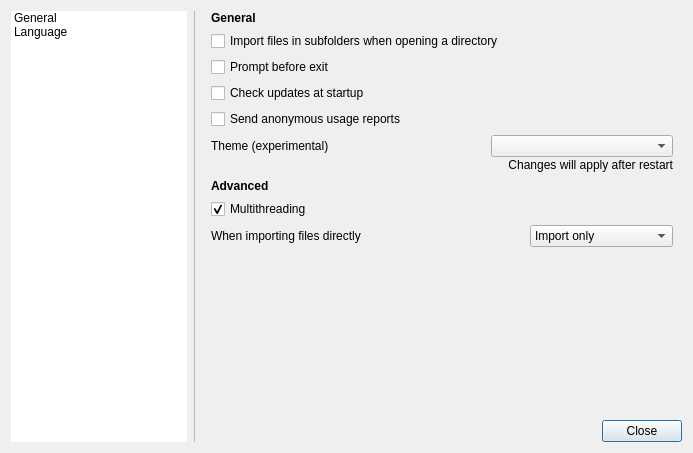
First picture: the form in views/PreferencesDialog.ui, repository Lymphatus/caesium-image-compressor, before the edit.
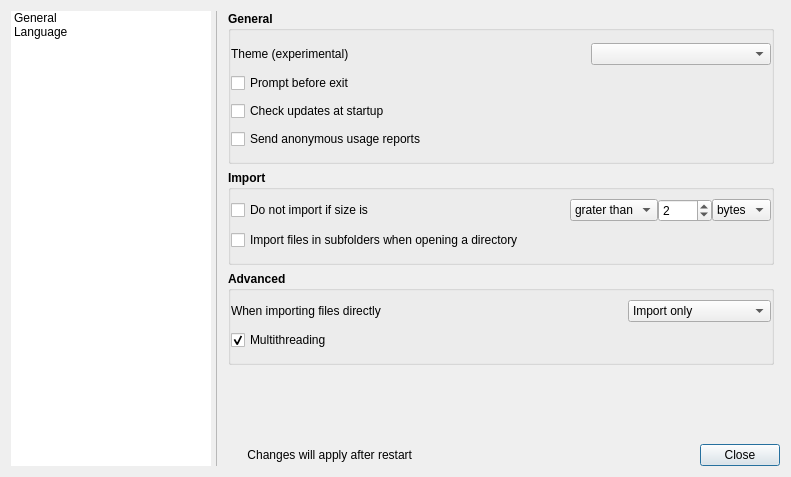
Second picture: the form after the edit. Icons and pictures are not drawn.

Commit message: Moved warning in preferences

```diff
--- a/views/PreferencesDialog.ui
+++ b/views/PreferencesDialog.ui
@@ -9,8 +9,8 @@
    <rect>
     <x>0</x>
     <y>0</y>
-    <width>693</width>
-    <height>453</height>
+    <width>791</width>
+    <height>477</height>
    </rect>
   </property>
   <property name="focusPolicy">
@@ -28,7 +28,46 @@
   <layout class="QGridLayout" name="gridLayout">
    <item row="0" column="0" colspan="2">
     <layout class="QGridLayout" name="main_GridLayout">
+     <property name="horizontalSpacing">
+      <number>4</number>
+     </property>
      <item row="2" column="3">
+      <widget class="QLabel" name="changesAfterRestartTheme_LabelIcon">
+       <property name="sizePolicy">
+        <sizepolicy hsizetype="Fixed" vsizetype="Fixed">
+         <horstretch>0</horstretch>
+         <verstretch>0</verstretch>
+        </sizepolicy>
+       </property>
+       <property name="minimumSize">
+        <size>
+         <width>16</width>
+         <height>16</height>
+        </size>
+       </property>
+       <property name="maximumSize">
+        <size>
+         <width>16</width>
+         <height>16</height>
+        </size>
+       </property>
+       <property name="font">
+        <font>
+         <bold>false</bold>
+        </font>
+       </property>
+       <property name="text">
+        <string/>
+       </property>
+       <property name="pixmap">
+        <pixmap resource="../resources/resources.qrc">:/icons/compression_statuses/warning.svg</pixmap>
+       </property>
+       <property name="scaledContents">
+        <bool>true</bool>
+       </property>
+      </widget>
+     </item>
+     <item row="2" column="6">
       <widget class="QPushButton" name="close_Button">
        <property name="focusPolicy">
         <enum>Qt::StrongFocus</enum>
@@ -40,12 +79,24 @@
      </item>
      <item row="1" column="0" rowspan="2">
       <widget class="QListWidget" name="menu_ListWidget">
+       <property name="sizePolicy">
+        <sizepolicy hsizetype="Preferred" vsizetype="Expanding">
+         <horstretch>0</horstretch>
+         <verstretch>0</verstretch>
+        </sizepolicy>
+       </property>
        <property name="minimumSize">
         <size>
          <width>150</width>
          <height>0</height>
         </size>
        </property>
+       <property name="maximumSize">
+        <size>
+         <width>200</width>
+         <height>16777215</height>
+        </size>
+       </property>
        <property name="focusPolicy">
         <enum>Qt::TabFocus</enum>
        </property>
@@ -90,177 +141,149 @@
        </item>
       </widget>
      </item>
-     <item row="2" column="2">
-      <spacer name="horizontalSpacer">
-       <property name="orientation">
-        <enum>Qt::Horizontal</enum>
-       </property>
-       <property name="sizeHint" stdset="0">
-        <size>
-         <width>40</width>
-         <height>20</height>
-        </size>
-       </property>
-      </spacer>
-     </item>
-     <item row="1" column="1" rowspan="2">
-      <widget class="Line" name="line">
-       <property name="frameShadow">
-        <enum>QFrame::Sunken</enum>
-       </property>
-       <property name="lineWidth">
-        <number>0</number>
-       </property>
-       <property name="midLineWidth">
-        <number>1</number>
-       </property>
-       <property name="orientation">
-        <enum>Qt::Vertical</enum>
-       </property>
-      </widget>
-     </item>
-     <item row="1" column="2" colspan="2">
+     <item row="1" column="2" colspan="5">
       <widget class="QStackedWidget" name="content_StackedWidget">
        <property name="currentIndex">
         <number>0</number>
        </property>
        <widget class="QWidget" name="general_Page">
+        <property name="sizePolicy">
+         <sizepolicy hsizetype="Expanding" vsizetype="Preferred">
+          <horstretch>0</horstretch>
+          <verstretch>0</verstretch>
+         </sizepolicy>
+        </property>
         <layout class="QGridLayout" name="gridLayout_3">
+         <property name="leftMargin">
+          <number>6</number>
+         </property>
          <property name="topMargin">
           <number>0</number>
          </property>
-         <item row="9" column="1" colspan="2">
-          <widget class="QCheckBox" name="multithreading_CheckBox">
-           <property name="text">
-            <string>Multithreading</string>
-           </property>
-           <property name="checked">
-            <bool>true</bool>
-           </property>
-          </widget>
-         </item>
-         <item row="8" column="1" colspan="2">
-          <widget class="QLabel" name="advancedPageTitle_Label">
+         <property name="rightMargin">
+          <number>6</number>
+         </property>
+         <property name="spacing">
+          <number>-1</number>
+         </property>
+         <item row="2" column="1" colspan="2">
+          <widget class="QGroupBox" name="general_GroupBox">
            <property name="font">
             <font>
              <bold>true</bold>
             </font>
            </property>
-           <property name="text">
-            <string>Advanced</string>
+           <property name="title">
+            <string>General</string>
            </property>
-          </widget>
-         </item>
-         <item row="6" column="2">
-          <widget class="QLabel" name="showUsageData_Label">
-           <property name="font">
-            <font>
-             <underline>true</underline>
-            </font>
+           <property name="flat">
+            <bool>true</bool>
            </property>
-           <property name="cursor">
-            <cursorShape>PointingHandCursor</cursorShape>
-           </property>
-           <property name="textFormat">
-            <enum>Qt::RichText</enum>
-           </property>
-           <property name="alignment">
-            <set>Qt::AlignRight|Qt::AlignTrailing|Qt::AlignVCenter</set>
-           </property>
-           <property name="openExternalLinks">
-            <bool>false</bool>
-           </property>
-          </widget>
-         </item>
-         <item row="3" column="1" colspan="2">
-          <widget class="QCheckBox" name="importSubfolders_CheckBox">
-           <property name="text">
-            <string>Import files in subfolders when opening a directory</string>
-           </property>
+           <layout class="QGridLayout" name="gridLayout_6">
+            <property name="leftMargin">
+             <number>0</number>
+            </property>
+            <property name="topMargin">
+             <number>12</number>
+            </property>
+            <property name="rightMargin">
+             <number>0</number>
+            </property>
+            <property name="bottomMargin">
+             <number>12</number>
+            </property>
+            <property name="horizontalSpacing">
+             <number>0</number>
+            </property>
+            <property name="verticalSpacing">
+             <number>8</number>
+            </property>
+            <item row="1" column="2">
+             <widget class="QComboBox" name="theme_ComboBox">
+              <property name="font">
+               <font>
+                <bold>false</bold>
+               </font>
+              </property>
+             </widget>
+            </item>
+            <item row="5" column="0" colspan="3">
+             <widget class="QCheckBox" name="checkUpdatesAtStartup_CheckBox">
+              <property name="enabled">
+               <bool>true</bool>
+              </property>
+              <property name="font">
+               <font>
+                <bold>false</bold>
+               </font>
+              </property>
+              <property name="text">
+               <string>Check updates at startup</string>
+              </property>
+             </widget>
+            </item>
+            <item row="4" column="0" colspan="3">
+             <widget class="QCheckBox" name="promptExit_CheckBox">
+              <property name="font">
+               <font>
+                <bold>false</bold>
+               </font>
+              </property>
+              <property name="text">
+               <string>Prompt before exit</string>
+              </property>
+             </widget>
+            </item>
+            <item row="1" column="0">
+             <widget class="QLabel" name="themeComboBox_Label">
+              <property name="font">
+               <font>
+                <bold>false</bold>
+               </font>
+              </property>
+              <property name="text">
+               <string>Theme (experimental)</string>
+              </property>
+             </widget>
+            </item>
+            <item row="6" column="0" colspan="2">
+             <widget class="QCheckBox" name="sendUsageReport_CheckBox">
+              <property name="font">
+               <font>
+                <bold>false</bold>
+               </font>
+              </property>
+              <property name="text">
+               <string>Send anonymous usage reports</string>
+              </property>
+             </widget>
+            </item>
+            <item row="6" column="2">
+             <widget class="QLabel" name="showUsageData_Label">
+              <property name="font">
+               <font>
+                <bold>true</bold>
+                <underline>true</underline>
+               </font>
+              </property>
+              <property name="cursor">
+               <cursorShape>PointingHandCursor</cursorShape>
+              </property>
+              <property name="textFormat">
+               <enum>Qt::RichText</enum>
+              </property>
+              <property name="alignment">
+               <set>Qt::AlignRight|Qt::AlignTrailing|Qt::AlignVCenter</set>
+              </property>
+              <property name="openExternalLinks">
+               <bool>false</bool>
+              </property>
+             </widget>
+            </item>
+           </layout>
           </widget>
          </item>
          <item row="5" column="1" colspan="2">
-          <widget class="QCheckBox" name="checkUpdatesAtStartup_CheckBox">
-           <property name="enabled">
-            <bool>true</bool>
-           </property>
-           <property name="text">
-            <string>Check updates at startup</string>
-           </property>
-          </widget>
-         </item>
-         <item row="4" column="1" colspan="2">
-          <widget class="QCheckBox" name="promptExit_CheckBox">
-           <property name="text">
-            <string>Prompt before exit</string>
-           </property>
-          </widget>
-         </item>
-         <item row="7" column="1" colspan="2">
-          <layout class="QGridLayout" name="theme_GridLayout">
-           <property name="spacing">
-            <number>0</number>
-           </property>
-           <item row="1" column="2">
-            <widget class="QLabel" name="changesAfterRestartTheme_Label">
-             <property name="sizePolicy">
-              <sizepolicy hsizetype="Fixed" vsizetype="Preferred">
-               <horstretch>0</horstretch>
-               <verstretch>0</verstretch>
-              </sizepolicy>
-             </property>
-             <property name="text">
-              <string>Changes will apply after restart</string>
-             </property>
-             <property name="alignment">
-              <set>Qt::AlignRight|Qt::AlignTrailing|Qt::AlignVCenter</set>
-             </property>
-            </widget>
-           </item>
-           <item row="0" column="0">
-            <widget class="QLabel" name="themeComboBox_Label">
-             <property name="text">
-              <string>Theme (experimental)</string>
-             </property>
-            </widget>
-           </item>
-           <item row="0" column="1" colspan="2">
-            <widget class="QComboBox" name="theme_ComboBox"/>
-           </item>
-           <item row="1" column="1">
-            <widget class="QLabel" name="changesAfterRestartTheme_LabelIcon">
-             <property name="sizePolicy">
-              <sizepolicy hsizetype="Fixed" vsizetype="Fixed">
-               <horstretch>0</horstretch>
-               <verstretch>0</verstretch>
-              </sizepolicy>
-             </property>
-             <property name="minimumSize">
-              <size>
-               <width>16</width>
-               <height>16</height>
-              </size>
-             </property>
-             <property name="maximumSize">
-              <size>
-               <width>16</width>
-               <height>16</height>
-              </size>
-             </property>
-             <property name="text">
-              <string/>
-             </property>
-             <property name="pixmap">
-              <pixmap resource="../resources/resources.qrc">:/icons/compression_statuses/warning.svg</pixmap>
-             </property>
-             <property name="scaledContents">
-              <bool>true</bool>
-             </property>
-            </widget>
-           </item>
-          </layout>
-         </item>
-         <item row="11" column="1" colspan="2">
           <spacer name="verticalSpacer">
            <property name="orientation">
             <enum>Qt::Vertical</enum>
@@ -273,87 +296,264 @@
            </property>
           </spacer>
          </item>
-         <item row="2" column="1">
-          <widget class="QLabel" name="generalPageTitle_Label">
+         <item row="3" column="1" colspan="2">
+          <widget class="QGroupBox" name="import_GroupBox">
            <property name="font">
             <font>
              <bold>true</bold>
             </font>
            </property>
-           <property name="text">
-            <string>General</string>
+           <property name="title">
+            <string>Import</string>
            </property>
-          </widget>
-         </item>
-         <item row="6" column="1">
-          <widget class="QCheckBox" name="sendUsageReport_CheckBox">
-           <property name="text">
-            <string>Send anonymous usage reports</string>
+           <property name="flat">
+            <bool>true</bool>
            </property>
+           <layout class="QGridLayout" name="gridLayout_5">
+            <property name="leftMargin">
+             <number>0</number>
+            </property>
+            <property name="rightMargin">
+             <number>0</number>
+            </property>
+            <property name="bottomMargin">
+             <number>12</number>
+            </property>
+            <property name="horizontalSpacing">
+             <number>0</number>
+            </property>
+            <property name="verticalSpacing">
+             <number>8</number>
+            </property>
+            <item row="1" column="0" colspan="5">
+             <widget class="QCheckBox" name="importSubfolders_CheckBox">
+              <property name="font">
+               <font>
+                <bold>false</bold>
+               </font>
+              </property>
+              <property name="text">
+               <string>Import files in subfolders when opening a directory</string>
+              </property>
+             </widget>
+            </item>
+            <item row="0" column="0">
+             <widget class="QCheckBox" name="skipBySize_CheckBox">
+              <property name="font">
+               <font>
+                <bold>false</bold>
+               </font>
+              </property>
+              <property name="text">
+               <string>Do not import if size is</string>
+              </property>
+             </widget>
+            </item>
+            <item row="0" column="2">
+             <widget class="QComboBox" name="skipBySizeCondition_ComboBox">
+              <property name="font">
+               <font>
+                <bold>false</bold>
+               </font>
+              </property>
+              <item>
+               <property name="text">
+                <string>grater than</string>
+               </property>
+              </item>
+              <item>
+               <property name="text">
+                <string>equal to</string>
+               </property>
+              </item>
+              <item>
+               <property name="text">
+                <string>less than</string>
+               </property>
+              </item>
+             </widget>
+            </item>
+            <item row="0" column="3">
+             <widget class="QSpinBox" name="skipBySizeSize_SpinBox">
+              <property name="font">
+               <font>
+                <bold>false</bold>
+               </font>
+              </property>
+              <property name="minimum">
+               <number>1</number>
+              </property>
+              <property name="maximum">
+               <number>9999</number>
+              </property>
+              <property name="value">
+               <number>2</number>
+              </property>
+             </widget>
+            </item>
+            <item row="0" column="4">
+             <widget class="QComboBox" name="skipBySizeUnit_ComboBox">
+              <property name="font">
+               <font>
+                <bold>false</bold>
+               </font>
+              </property>
+              <property name="frame">
+               <bool>true</bool>
+              </property>
+              <item>
+               <property name="text">
+                <string>bytes</string>
+               </property>
+              </item>
+              <item>
+               <property name="text">
+                <string>Kb</string>
+               </property>
+              </item>
+              <item>
+               <property name="text">
+                <string>Mb</string>
+               </property>
+              </item>
+             </widget>
+            </item>
+            <item row="0" column="1">
+             <spacer name="horizontalSpacer_3">
+              <property name="orientation">
+               <enum>Qt::Horizontal</enum>
+              </property>
+              <property name="sizeHint" stdset="0">
+               <size>
+                <width>40</width>
+                <height>20</height>
+               </size>
+              </property>
+             </spacer>
+            </item>
+           </layout>
           </widget>
          </item>
-         <item row="10" column="1" colspan="2">
-          <layout class="QHBoxLayout" name="argsBehaviour_HorizontalLayout">
-           <item>
-            <widget class="QLabel" name="argsBehaviour_Label">
-             <property name="text">
-              <string>When importing files directly</string>
-             </property>
-            </widget>
-           </item>
-           <item>
-            <widget class="QLabel" name="argsBehaviourHelp_Label">
-             <property name="maximumSize">
-              <size>
-               <width>16</width>
-               <height>16</height>
-              </size>
-             </property>
-             <property name="cursor">
-              <cursorShape>WhatsThisCursor</cursorShape>
-             </property>
-             <property name="toolTip">
-              <string>This option applies when using command line or by dropping files to the application icon</string>
-             </property>
-             <property name="pixmap">
-              <pixmap resource="../resources/resources.qrc">:/icons/ui/help.svg</pixmap>
-             </property>
-             <property name="scaledContents">
-              <bool>true</bool>
-             </property>
-             <property name="alignment">
-              <set>Qt::AlignRight|Qt::AlignTrailing|Qt::AlignVCenter</set>
-             </property>
-            </widget>
-           </item>
-           <item>
-            <spacer name="argsBehaviour_HSpacer">
-             <property name="orientation">
-              <enum>Qt::Horizontal</enum>
-             </property>
-             <property name="sizeHint" stdset="0">
-              <size>
-               <width>40</width>
-               <height>20</height>
-              </size>
-             </property>
-            </spacer>
-           </item>
-           <item>
-            <widget class="QComboBox" name="argsBehaviour_ComboBox">
-             <item>
+         <item row="4" column="1" colspan="2">
+          <widget class="QGroupBox" name="advanced_GroupBox">
+           <property name="font">
+            <font>
+             <bold>true</bold>
+            </font>
+           </property>
+           <property name="title">
+            <string>Advanced</string>
+           </property>
+           <property name="flat">
+            <bool>true</bool>
+           </property>
+           <layout class="QGridLayout" name="gridLayout_4">
+            <property name="leftMargin">
+             <number>0</number>
+            </property>
+            <property name="rightMargin">
+             <number>0</number>
+            </property>
+            <property name="bottomMargin">
+             <number>12</number>
+            </property>
+            <property name="horizontalSpacing">
+             <number>0</number>
+            </property>
+            <property name="verticalSpacing">
+             <number>8</number>
+            </property>
+            <item row="0" column="0">
+             <widget class="QLabel" name="argsBehaviour_Label">
+              <property name="font">
+               <font>
+                <bold>false</bold>
+               </font>
+              </property>
               <property name="text">
-               <string>Import only</string>
+               <string>When importing files directly</string>
               </property>
-             </item>
-             <item>
+             </widget>
+            </item>
+            <item row="0" column="3">
+             <widget class="QComboBox" name="argsBehaviour_ComboBox">
+              <property name="font">
+               <font>
+                <bold>false</bold>
+               </font>
+              </property>
+              <item>
+               <property name="text">
+                <string>Import only</string>
+               </property>
+              </item>
+              <item>
+               <property name="text">
+                <string>Import and compress</string>
+               </property>
+              </item>
+             </widget>
+            </item>
+            <item row="0" column="1">
+             <widget class="QLabel" name="argsBehaviourHelp_Label">
+              <property name="maximumSize">
+               <size>
+                <width>16</width>
+                <height>16</height>
+               </size>
+              </property>
+              <property name="font">
+               <font>
+                <bold>false</bold>
+               </font>
+              </property>
+              <property name="cursor">
+               <cursorShape>WhatsThisCursor</cursorShape>
+              </property>
+              <property name="toolTip">
+               <string>This option applies when using command line or by dropping files to the application icon</string>
+              </property>
+              <property name="pixmap">
+               <pixmap resource="../resources/resources.qrc">:/icons/ui/help.svg</pixmap>
+              </property>
+              <property name="scaledContents">
+               <bool>true</bool>
+              </property>
+              <property name="alignment">
+               <set>Qt::AlignRight|Qt::AlignTrailing|Qt::AlignVCenter</set>
+              </property>
+             </widget>
+            </item>
+            <item row="0" column="2">
+             <spacer name="horizontalSpacer_2">
+              <property name="orientation">
+               <enum>Qt::Horizontal</enum>
+              </property>
+              <property name="sizeHint" stdset="0">
+               <size>
+                <width>0</width>
+                <height>0</height>
+               </size>
+              </property>
+             </spacer>
+            </item>
+            <item row="1" column="0">
+             <widget class="QCheckBox" name="multithreading_CheckBox">
+              <property name="font">
+               <font>
+                <bold>false</bold>
+               </font>
+              </property>
               <property name="text">
-               <string>Import and compress</string>
+               <string>Multithreading</string>
               </property>
-             </item>
-            </widget>
-           </item>
-          </layout>
+              <property name="checked">
+               <bool>true</bool>
+              </property>
+             </widget>
+            </item>
+           </layout>
+          </widget>
          </item>
         </layout>
        </widget>
@@ -465,6 +665,56 @@
        </widget>
       </widget>
      </item>
+     <item row="1" column="1" rowspan="2">
+      <widget class="Line" name="line">
+       <property name="frameShadow">
+        <enum>QFrame::Sunken</enum>
+       </property>
+       <property name="lineWidth">
+        <number>0</number>
+       </property>
+       <property name="midLineWidth">
+        <number>1</number>
+       </property>
+       <property name="orientation">
+        <enum>Qt::Vertical</enum>
+       </property>
+      </widget>
+     </item>
+     <item row="2" column="4">
+      <widget class="QLabel" name="changesAfterRestartTheme_Label">
+       <property name="sizePolicy">
+        <sizepolicy hsizetype="Fixed" vsizetype="Preferred">
+         <horstretch>0</horstretch>
+         <verstretch>0</verstretch>
+        </sizepolicy>
+       </property>
+       <property name="font">
+        <font>
+         <bold>false</bold>
+        </font>
+       </property>
+       <property name="text">
+        <string>Changes will apply after restart</string>
+       </property>
+       <property name="alignment">
+        <set>Qt::AlignRight|Qt::AlignTrailing|Qt::AlignVCenter</set>
+       </property>
+      </widget>
+     </item>
+     <item row="2" column="5">
+      <spacer name="horizontalSpacer">
+       <property name="orientation">
+        <enum>Qt::Horizontal</enum>
+       </property>
+       <property name="sizeHint" stdset="0">
+        <size>
+         <width>40</width>
+         <height>20</height>
+        </size>
+       </property>
+      </spacer>
+     </item>
     </layout>
    </item>
   </layout>
```
Left out of the diff: 129 changed lines with no effect on the pictures. The commit also changes 11 other files.
